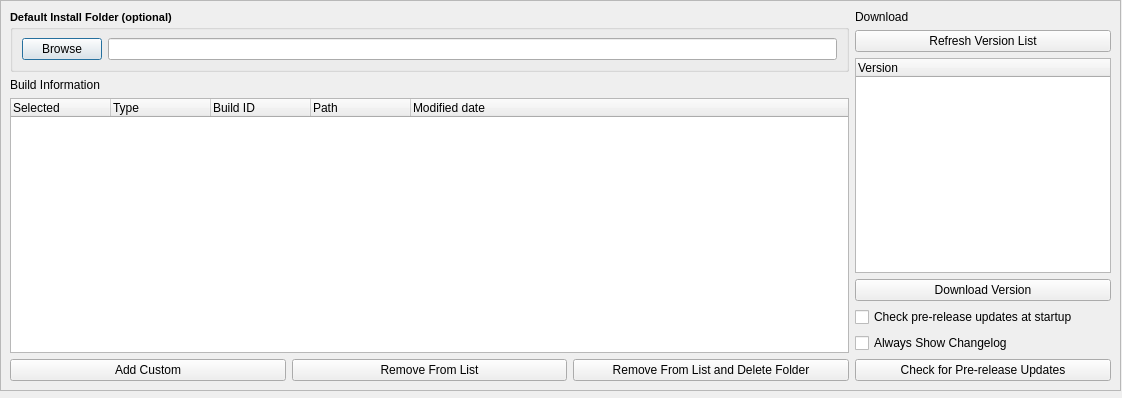
Above: modules/version_dialog.ui from rainmakerv3/BB_Launcher before the change. Below: the same form after it.
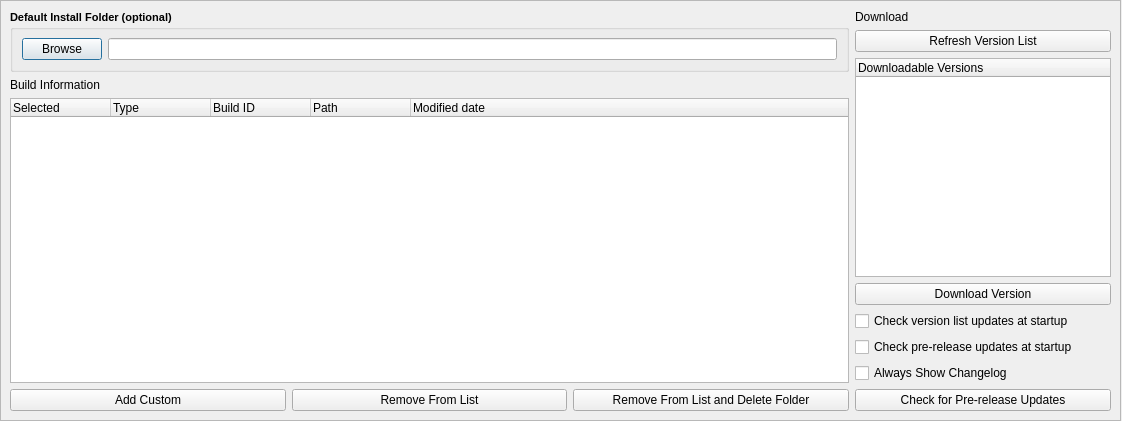
That is the form after the change. Icons and pictures are not drawn.

Commit message: Autoupdate versions list

```diff
--- a/modules/version_dialog.ui
+++ b/modules/version_dialog.ui
@@ -7,7 +7,7 @@
     <x>0</x>
     <y>0</y>
     <width>1122</width>
-    <height>398</height>
+    <height>421</height>
    </rect>
   </property>
   <property name="windowTitle">
@@ -23,7 +23,7 @@
      <x>0</x>
      <y>0</y>
      <width>1121</width>
-     <height>391</height>
+     <height>421</height>
     </rect>
    </property>
    <property name="sizePolicy">
@@ -41,7 +41,7 @@
       <x>0</x>
       <y>0</y>
       <width>1119</width>
-      <height>389</height>
+      <height>419</height>
      </rect>
     </property>
     <layout class="QVBoxLayout" name="versionTabLayout">
@@ -233,7 +233,7 @@
            </property>
            <column>
             <property name="text">
-             <string>Version</string>
+             <string>Downloadable Versions</string>
             </property>
            </column>
            <item>
@@ -255,6 +255,13 @@
            <property name="topMargin">
             <number>0</number>
            </property>
+           <item>
+            <widget class="QCheckBox" name="versionListUpdateCheckBox">
+             <property name="text">
+              <string>Check version list updates at startup</string>
+             </property>
+            </widget>
+           </item>
            <item>
             <widget class="QCheckBox" name="checkOnStartupCheckBox">
              <property name="text">
```
The commit also changes 5 other files.
